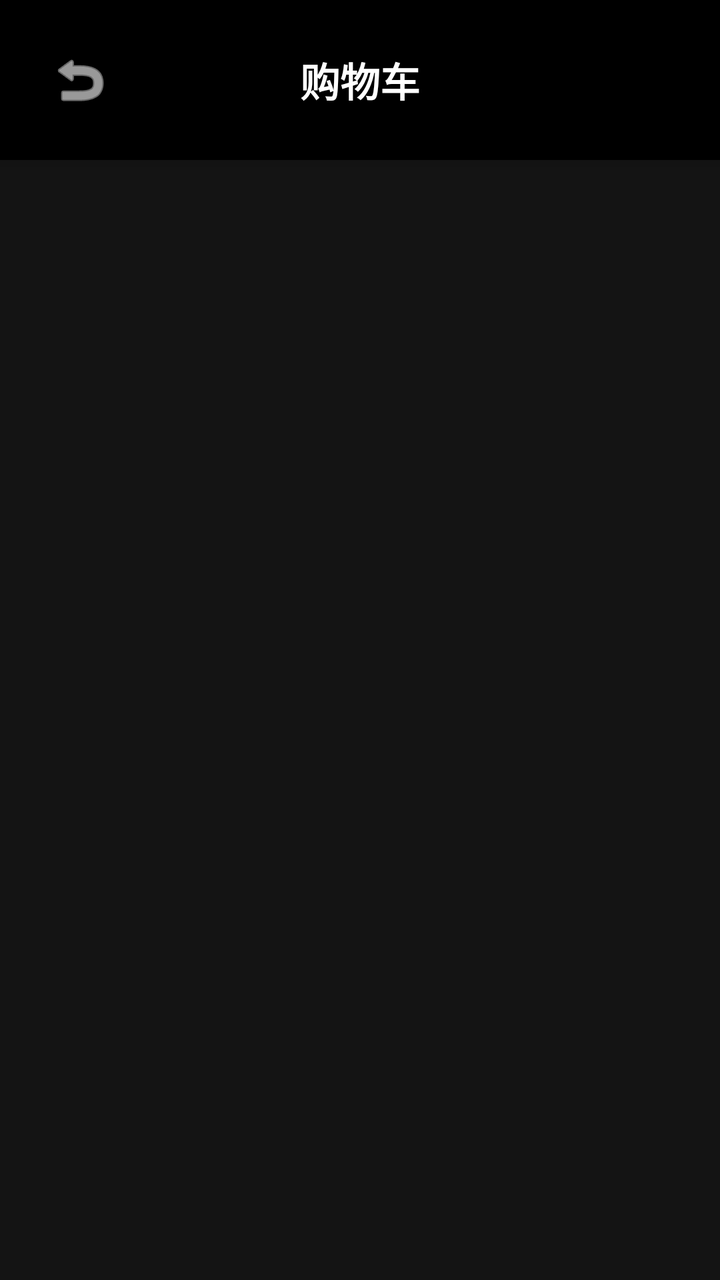
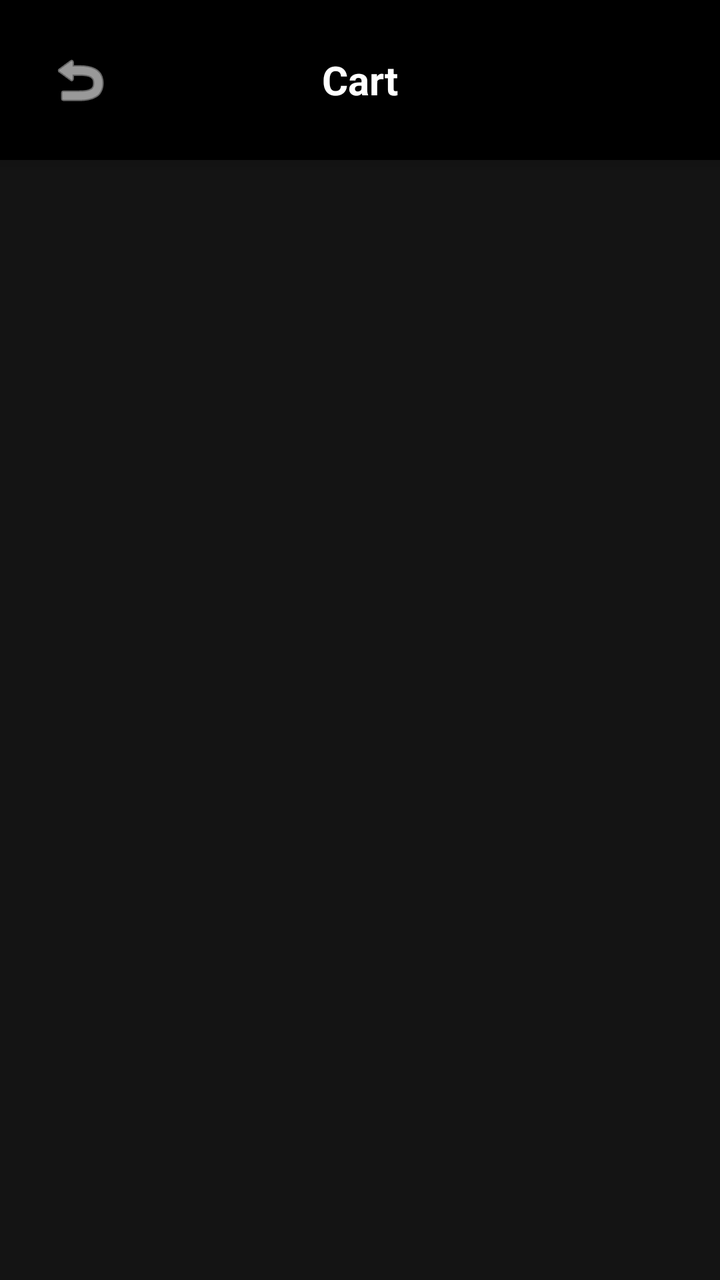

Screens rendered from an Android XML layout before and after an edit, with the pre-edit source and the edit as a unified diff.
<!-- AndroidManifest.xml: application theme Theme.MyApplication -->
<!-- res/layout/activity_cart.xml -->
<?xml version="1.0" encoding="utf-8"?>
<androidx.coordinatorlayout.widget.CoordinatorLayout 
    xmlns:android="http://schemas.android.com/apk/res/android"
    xmlns:app="http://schemas.android.com/apk/res-auto"
    android:layout_width="match_parent"
    android:layout_height="match_parent"
    android:background="#141414">

    
    <LinearLayout
        android:layout_width="match_parent"
        android:layout_height="match_parent"
        android:orientation="vertical">

        
        <LinearLayout
            android:layout_width="match_parent"
            android:layout_height="wrap_content"
            android:orientation="horizontal"
            android:padding="16dp"
            android:background="#000000"
            android:elevation="4dp">

            <ImageButton
                android:id="@+id/back_button"
                android:layout_width="48dp"
                android:layout_height="48dp"
                android:background="?attr/selectableItemBackgroundBorderless"
                android:src="@android:drawable/ic_menu_revert"
                app:tint="#FFFFFF"
                android:contentDescription="返回" />

            <TextView
                android:layout_width="0dp"
                android:layout_height="wrap_content"
                android:layout_weight="1"
                android:text="购物车"
                android:textSize="20sp"
                android:textColor="#FFFFFF"
                android:textStyle="bold"
                android:layout_gravity="center_vertical"
                android:gravity="center" />

            <View
                android:layout_width="48dp"
                android:layout_height="48dp" />

        </LinearLayout>

        
        <androidx.recyclerview.widget.RecyclerView
            android:id="@+id/cart_items_recycler"
            android:layout_width="match_parent"
            android:layout_height="0dp"
            android:layout_weight="1"
            android:padding="16dp"
            android:clipToPadding="false" />

        
        <LinearLayout
            android:id="@+id/empty_cart_layout"
            android:layout_width="match_parent"
            android:layout_height="0dp"
            android:layout_weight="1"
            android:orientation="vertical"
            android:gravity="center"
            android:visibility="gone">

            <ImageView
                android:layout_width="120dp"
                android:layout_height="120dp"
                android:src="@drawable/ic_launcher_foreground"
                android:alpha="0.3"
                android:contentDescription="空购物车" />

            <TextView
                android:layout_width="wrap_content"
                android:layout_height="wrap_content"
                android:text="购物车是空的"
                android:textSize="18sp"
                android:textColor="#B3B3B3"
                android:layout_marginTop="16dp" />

            <TextView
                android:layout_width="wrap_content"
                android:layout_height="wrap_content"
                android:text="去添加一些喜欢的电影吧！"
                android:textSize="14sp"
                android:textColor="#666666"
                android:layout_marginTop="8dp" />

        </LinearLayout>

    </LinearLayout>

    
    <LinearLayout
        android:id="@+id/checkout_layout"
        android:layout_width="match_parent"
        android:layout_height="wrap_content"
        android:layout_gravity="bottom"
        android:orientation="vertical"
        android:background="#000000"
        android:elevation="8dp"
        android:visibility="gone">

        <View
            android:layout_width="match_parent"
            android:layout_height="1dp"
            android:background="#333333" />

        <LinearLayout
            android:layout_width="match_parent"
            android:layout_height="wrap_content"
            android:orientation="vertical"
            android:padding="16dp">

            <LinearLayout
                android:layout_width="match_parent"
                android:layout_height="wrap_content"
                android:orientation="horizontal"
                android:layout_marginBottom="16dp">

                <TextView
                    android:layout_width="wrap_content"
                    android:layout_height="wrap_content"
                    android:text="总计:"
                    android:textSize="16sp"
                    android:textColor="#B3B3B3" />

                <TextView
                    android:id="@+id/total_amount_text"
                    android:layout_width="0dp"
                    android:layout_height="wrap_content"
                    android:layout_weight="1"
                    android:text="0积分"
                    android:textSize="20sp"
                    android:textColor="#E50914"
                    android:textStyle="bold"
                    android:gravity="end" />

            </LinearLayout>

            <com.google.android.material.button.MaterialButton
                android:id="@+id/checkout_button"
                android:layout_width="match_parent"
                android:layout_height="56dp"
                android:text="结算"
                android:textSize="16sp"
                android:textStyle="bold"
                app:backgroundTint="#E50914" />

        </LinearLayout>

    </LinearLayout>

</androidx.coordinatorlayout.widget.CoordinatorLayout>
<!-- resources referenced by this layout -->
<resources>
  <!-- drawable ic_launcher_foreground (drawable) -->
  <vector xmlns:android="http://schemas.android.com/apk/res/android"
      xmlns:aapt="http://schemas.android.com/aapt"
      android:width="108dp"
      android:height="108dp"
      android:viewportWidth="108"
      android:viewportHeight="108">
      <path android:pathData="M31,63.928c0,0 6.4,-11 12.1,-13.1c7.2,-2.6 26,-1.4 26,-1.4l38.1,38.1L107,108.928l-32,-1L31,63.928z">
          <aapt:attr name="android:fillColor">
              <gradient
                  android:endX="85.84757"
                  android:endY="92.4963"
                  android:startX="42.9492"
                  android:startY="49.59793"
                  android:type="linear">
                  <item
                      android:color="#44000000"
                      android:offset="0.0" />
                  <item
                      android:color="#00000000"
                      android:offset="1.0" />
              </gradient>
          </aapt:attr>
      </path>
      <path
          android:fillColor="#FFFFFF"
          android:fillType="nonZero"
          android:pathData="M65.3,45.828l3.8,-6.6c0.2,-0.4 0.1,-0.9 -0.3,-1.1c-0.4,-0.2 -0.9,-0.1 -1.1,0.3l-3.9,6.7c-6.3,-2.8 -13.4,-2.8 -19.7,0l-3.9,-6.7c-0.2,-0.4 -0.7,-0.5 -1.1,-0.3C38.8,38.328 38.7,38.828 38.9,39.228l3.8,6.6C36.2,49.428 31.7,56.028 31,63.928h46C76.3,56.028 71.8,49.428 65.3,45.828zM43.4,57.328c-0.8,0 -1.5,-0.5 -1.8,-1.2c-0.3,-0.7 -0.1,-1.5 0.4,-2.1c0.5,-0.5 1.4,-0.7 2.1,-0.4c0.7,0.3 1.2,1 1.2,1.8C45.3,56.528 44.5,57.328 43.4,57.328L43.4,57.328zM64.6,57.328c-0.8,0 -1.5,-0.5 -1.8,-1.2s-0.1,-1.5 0.4,-2.1c0.5,-0.5 1.4,-0.7 2.1,-0.4c0.7,0.3 1.2,1 1.2,1.8C66.5,56.528 65.6,57.328 64.6,57.328L64.6,57.328z"
          android:strokeWidth="1"
          android:strokeColor="#00000000" />
  </vector>
  <style name="Theme.MyApplication" parent="Base.Theme.MyApplication" />
  <style name="Base.Theme.MyApplication" parent="Theme.Material3.DayNight.NoActionBar">
          
          
      </style>
</resources>

<!-- the commit's change to res/layout/activity_cart.xml (unified diff, before → after) -->
@@ -28,13 +28,13 @@
                 android:background="?attr/selectableItemBackgroundBorderless"
                 android:src="@android:drawable/ic_menu_revert"
                 app:tint="#FFFFFF"
-                android:contentDescription="返回" />
+                android:contentDescription="Back" />
 
             <TextView
                 android:layout_width="0dp"
                 android:layout_height="wrap_content"
                 android:layout_weight="1"
-                android:text="购物车"
+                android:text="Cart"
                 android:textSize="20sp"
                 android:textColor="#FFFFFF"
                 android:textStyle="bold"
@@ -71,12 +71,12 @@
                 android:layout_height="120dp"
                 android:src="@drawable/ic_launcher_foreground"
                 android:alpha="0.3"
-                android:contentDescription="空购物车" />
+                android:contentDescription="Empty cart" />
 
             <TextView
                 android:layout_width="wrap_content"
                 android:layout_height="wrap_content"
-                android:text="购物车是空的"
+                android:text="Your cart is empty"
                 android:textSize="18sp"
                 android:textColor="#B3B3B3"
                 android:layout_marginTop="16dp" />
@@ -84,7 +84,7 @@
             <TextView
                 android:layout_width="wrap_content"
                 android:layout_height="wrap_content"
-                android:text="去添加一些喜欢的电影吧！"
+                android:text="Add some movies you like."
                 android:textSize="14sp"
                 android:textColor="#666666"
                 android:layout_marginTop="8dp" />
@@ -124,7 +124,7 @@
                 <TextView
                     android:layout_width="wrap_content"
                     android:layout_height="wrap_content"
-                    android:text="总计:"
+                    android:text="Total:"
                     android:textSize="16sp"
                     android:textColor="#B3B3B3" />
 
@@ -133,7 +133,7 @@
                     android:layout_width="0dp"
                     android:layout_height="wrap_content"
                     android:layout_weight="1"
-                    android:text="0积分"
+                    android:text="0 credits"
                     android:textSize="20sp"
                     android:textColor="#E50914"
                     android:textStyle="bold"
@@ -145,7 +145,7 @@
                 android:id="@+id/checkout_button"
                 android:layout_width="match_parent"
                 android:layout_height="56dp"
-                android:text="结算"
+                android:text="Checkout"
                 android:textSize="16sp"
                 android:textStyle="bold"
                 app:backgroundTint="#E50914" />
